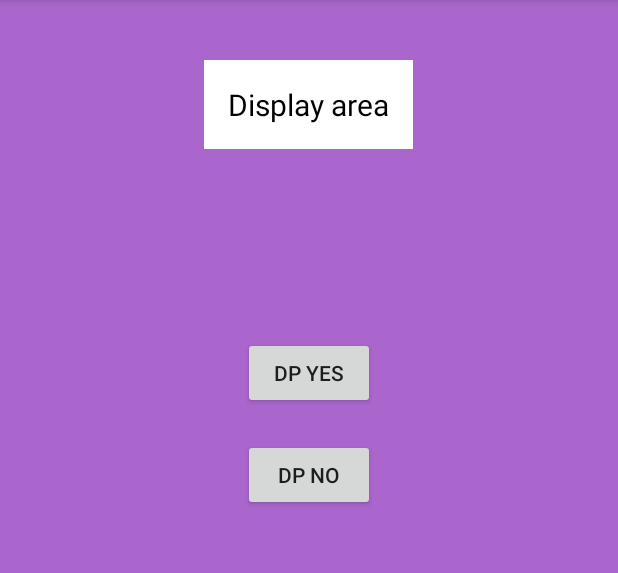
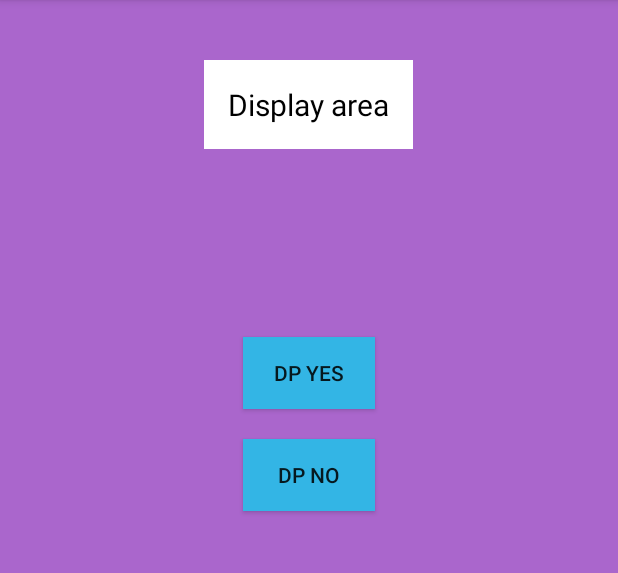
Before and after one commit to anantcodes/Intent-Passing-Modelling, an Android app: the ShowActivity screen opened directly, with no data from a screen before it, on a phone screen of 412 x 824 dp, the part 84-657 px from its top. Run offline under Robolectric (Android 15) with nearby library versions, the phone set to English and light mode, and no system bars.

Commit message:
btn colors changed

```diff
--- a/app/src/main/res/layout/activity_show.xml
+++ b/app/src/main/res/layout/activity_show.xml
@@ -26,7 +26,8 @@
         android:layout_below="@+id/txtDp"
         android:layout_centerHorizontal="true"
         android:layout_marginTop="125dp"
-        android:text="@string/dp_yes"/>
+        android:text="@string/dp_yes"
+        android:background="@android:color/holo_blue_light"/>
 
     <Button
         android:id="@+id/btnNo"
@@ -35,7 +36,8 @@
         android:layout_below="@+id/btnYes"
         android:layout_centerHorizontal="true"
         android:layout_marginTop="20dp"
-        android:text="@string/dp_no"/>
+        android:text="@string/dp_no"
+        android:background="@android:color/holo_blue_light"/>
 
 
 </RelativeLayout>
```
